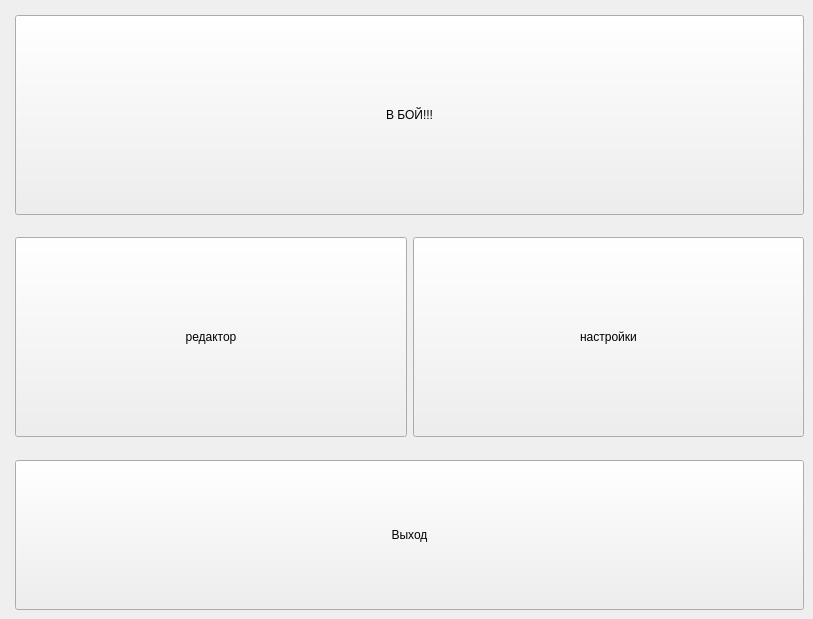
robilkot/BSUIR-hackathon-2023, file hackathon-2023/mainwindow.ui: the form before one commit.
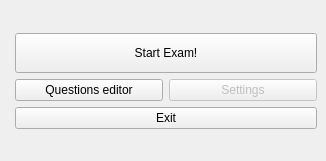
The form after the commit.

```diff
--- a/hackathon-2023/mainwindow.ui
+++ b/hackathon-2023/mainwindow.ui
@@ -9,8 +9,8 @@
    <rect>
     <x>0</x>
     <y>0</y>
-    <width>813</width>
-    <height>619</height>
+    <width>326</width>
+    <height>161</height>
    </rect>
   </property>
   <property name="sizePolicy">
@@ -23,92 +23,57 @@
    <string>MainWindow</string>
   </property>
   <widget class="QWidget" name="centralwidget">
+   <property name="minimumSize">
+    <size>
+     <width>326</width>
+     <height>0</height>
+    </size>
+   </property>
    <layout class="QFormLayout" name="formLayout">
-    <item row="0" column="0">
-     <layout class="QVBoxLayout" name="verticalLayout_11"/>
-    </item>
-    <item row="2" column="1">
-     <widget class="QPushButton" name="pushButton">
-      <property name="minimumSize">
-       <size>
-        <width>200</width>
-        <height>200</height>
-       </size>
-      </property>
+    <property name="formAlignment">
+     <set>Qt::AlignCenter</set>
+    </property>
+    <item row="11" column="1">
+     <widget class="QPushButton" name="pushButton_4">
       <property name="text">
-       <string>В БОЙ!!!</string>
+       <string>Exit</string>
       </property>
      </widget>
     </item>
-    <item row="4" column="1">
-     <spacer name="verticalSpacer_2">
-      <property name="orientation">
-       <enum>Qt::Vertical</enum>
-      </property>
-      <property name="sizeHint" stdset="0">
-       <size>
-        <width>20</width>
-        <height>40</height>
-       </size>
-      </property>
-     </spacer>
-    </item>
-    <item row="5" column="1">
+    <item row="10" column="1">
      <layout class="QGridLayout" name="gridLayout_4">
       <item row="0" column="0">
        <widget class="QPushButton" name="pushButton_2">
-        <property name="minimumSize">
-         <size>
-          <width>100</width>
-          <height>200</height>
-         </size>
-        </property>
         <property name="text">
-         <string>редактор</string>
+         <string>Questions editor</string>
         </property>
        </widget>
       </item>
       <item row="0" column="1">
        <widget class="QPushButton" name="pushButton_3">
-        <property name="minimumSize">
-         <size>
-          <width>100</width>
-          <height>200</height>
-         </size>
+        <property name="enabled">
+         <bool>false</bool>
         </property>
         <property name="styleSheet">
          <string notr="true"/>
         </property>
         <property name="text">
-         <string>настройки</string>
+         <string>Settings</string>
         </property>
        </widget>
       </item>
      </layout>
     </item>
-    <item row="6" column="1">
-     <spacer name="verticalSpacer">
-      <property name="orientation">
-       <enum>Qt::Vertical</enum>
-      </property>
-      <property name="sizeHint" stdset="0">
-       <size>
-        <width>20</width>
-        <height>40</height>
-       </size>
-      </property>
-     </spacer>
-    </item>
-    <item row="9" column="1">
-     <widget class="QPushButton" name="pushButton_4">
+    <item row="1" column="1">
+     <widget class="QPushButton" name="pushButton">
       <property name="minimumSize">
        <size>
         <width>0</width>
-        <height>150</height>
+        <height>40</height>
        </size>
       </property>
       <property name="text">
-       <string>Выход</string>
+       <string>Start Exam!</string>
       </property>
      </widget>
     </item>
```
